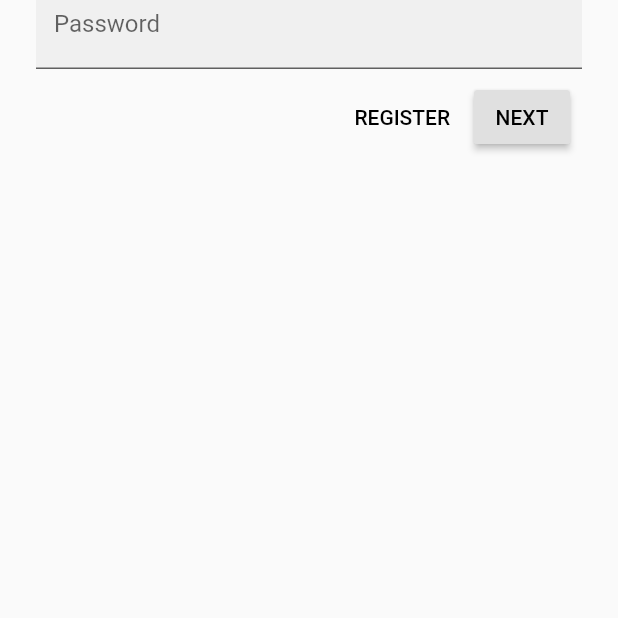
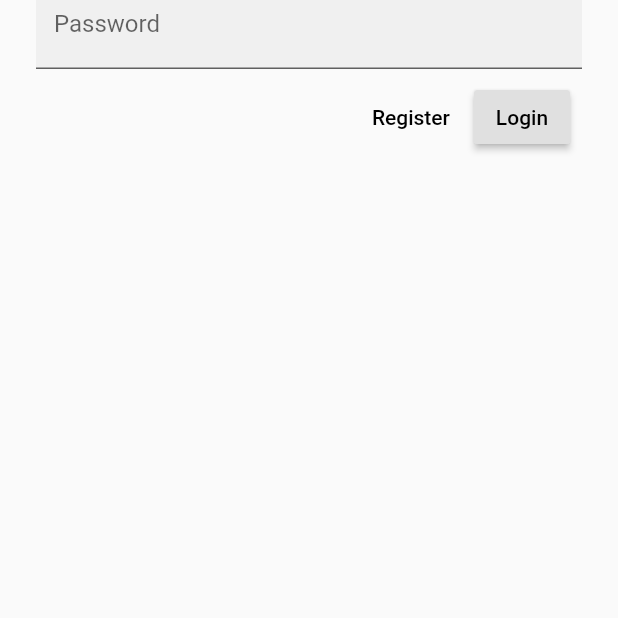
Before and after one commit to adalove0/OnlyTrips, a Flutter app: the LoginPage screen opened directly, on a phone screen of 412 x 824 dp, the part 598-1216 px from its top. Run offline on Flutter 3.47's test engine with Material 2 defaults, Android fonts, the phone set to English and light mode, and no system bars.

Commit message:
Changing to-dos

```diff
--- a/only_trips_mobile_app/lib/app.dart
+++ b/only_trips_mobile_app/lib/app.dart
@@ -1,6 +1,5 @@
 import 'package:flutter/material.dart';
 
-import 'home.dart';
 import 'start.dart';
 
 class OnlyTripsApp extends StatelessWidget {
--- a/only_trips_mobile_app/lib/home.dart
+++ b/only_trips_mobile_app/lib/home.dart
@@ -1,12 +1,8 @@
 import 'package:flutter/material.dart';
 
 class HomePage extends StatelessWidget {
-  // TODO: Make a collection of cards (102)
-  // TODO: Add a variable for Category (104)
   @override
   Widget build(BuildContext context) {
-    // TODO: Return an AsymmetricView (104)
-    // TODO: Pass Category variable to AsymmetricView (104)
     return Scaffold(
       appBar: AppBar(
         title: Text('OnlyTrips'),
@@ -20,7 +16,6 @@ class HomePage extends StatelessWidget {
           },
         ),
       ),
-      // TODO: Add a grid view (102)
       body: Center(
         child: Text('Landing Page'),
       ),
--- a/only_trips_mobile_app/lib/login.dart
+++ b/only_trips_mobile_app/lib/login.dart
@@ -14,8 +14,7 @@
 
 import 'package:flutter/material.dart';
 import 'package:onlytrips/register.dart';
-
-import 'register.dart';
+import 'package:onlytrips/home.dart';
 
 class LoginPage extends StatefulWidget {
   @override
@@ -23,9 +22,6 @@ class LoginPage extends StatefulWidget {
 }
 
 class _LoginPageState extends State<LoginPage> {
-  // TODO: Add text editing controllers (101)
-  final _usernameController = TextEditingController();
-  final _passwordController = TextEditingController();
   @override
   Widget build(BuildContext context) {
     return SafeArea(
@@ -40,13 +36,8 @@ class _LoginPageState extends State<LoginPage> {
               ],
             ),
             SizedBox(height: 120.0),
-            // TODO: Wrap Username with AccentColorOverride (103)
-            // TODO: Remove filled: true values (103)
-            // TODO: Wrap Password with AccentColorOverride (103)
-            // TODO: Add TextField widgets (101)
             // [Name]
             TextField(
-              controller: _usernameController,
               decoration: InputDecoration(
                 filled: true,
                 labelText: 'Username',
@@ -55,34 +46,31 @@ class _LoginPageState extends State<LoginPage> {
             // spacer
             SizedBox(height: 12.0),
             TextField(
-              controller: _passwordController,
               decoration: InputDecoration(
                 filled: true,
                 labelText: 'Password',
               ),
               obscureText: true,
             ),
-            // TODO: Add button bar (101)
             ButtonBar(
               children: <Widget>[
-                // TODO: Add buttons (101)
                 FlatButton(
                   onPressed: () {
-                    // TODO: Clear the text fields (101)
                     Navigator.push(
                       context,
                       MaterialPageRoute(builder: (context) => RegisterPage())
                     );
                   },
-                  child: Text('REGISTER'),
+                  child: Text('Register'),
                 ),
-                // TODO: Add an elevation to NEXT (103)
-                // TODO: Add a beveled rectangular border to NEXT (103)
                 RaisedButton(
-                  child: Text('NEXT'),
+                  child: Text('Login'),
                   onPressed: () {
-                    // TODO: Show the next page (101)
-                    Navigator.pop(context);
+                    // TODO: Create actual login
+                    Navigator.push(
+                        context,
+                        MaterialPageRoute(builder: (context) => HomePage())
+                    );
                   },
                 ),
               ],
@@ -93,5 +81,3 @@ class _LoginPageState extends State<LoginPage> {
     );
   }
 }
-
-// TODO: Add AccentColorOverride (103)
--- a/only_trips_mobile_app/lib/register.dart
+++ b/only_trips_mobile_app/lib/register.dart
@@ -22,10 +22,6 @@ class _RegisterPageState extends State<RegisterPage> {
               ],
             ),
             SizedBox(height: 120.0),
-            // TODO: Wrap Username with AccentColorOverride (103)
-            // TODO: Remove filled: true values (103)
-            // TODO: Wrap Password with AccentColorOverride (103)
-            // TODO: Add TextField widgets (101)
             // [Name]
             TextField(
               decoration: InputDecoration(
```
Also changed, not shown: 1 other file.
